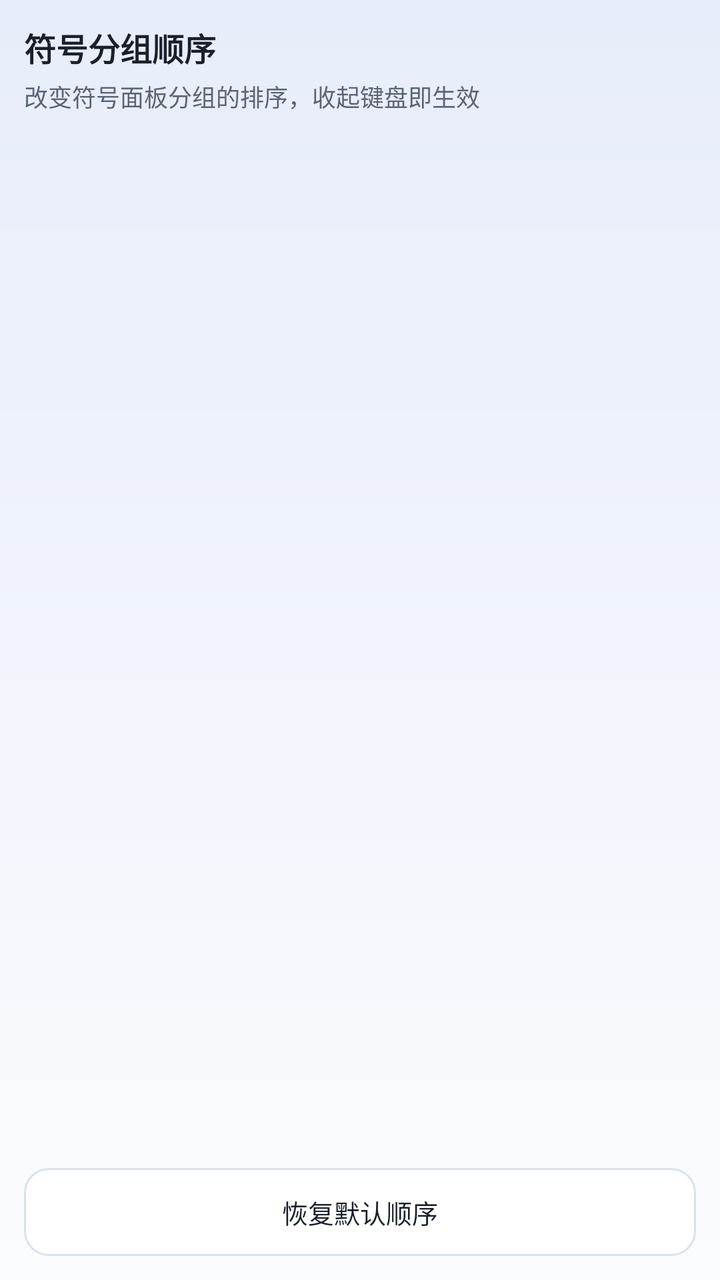
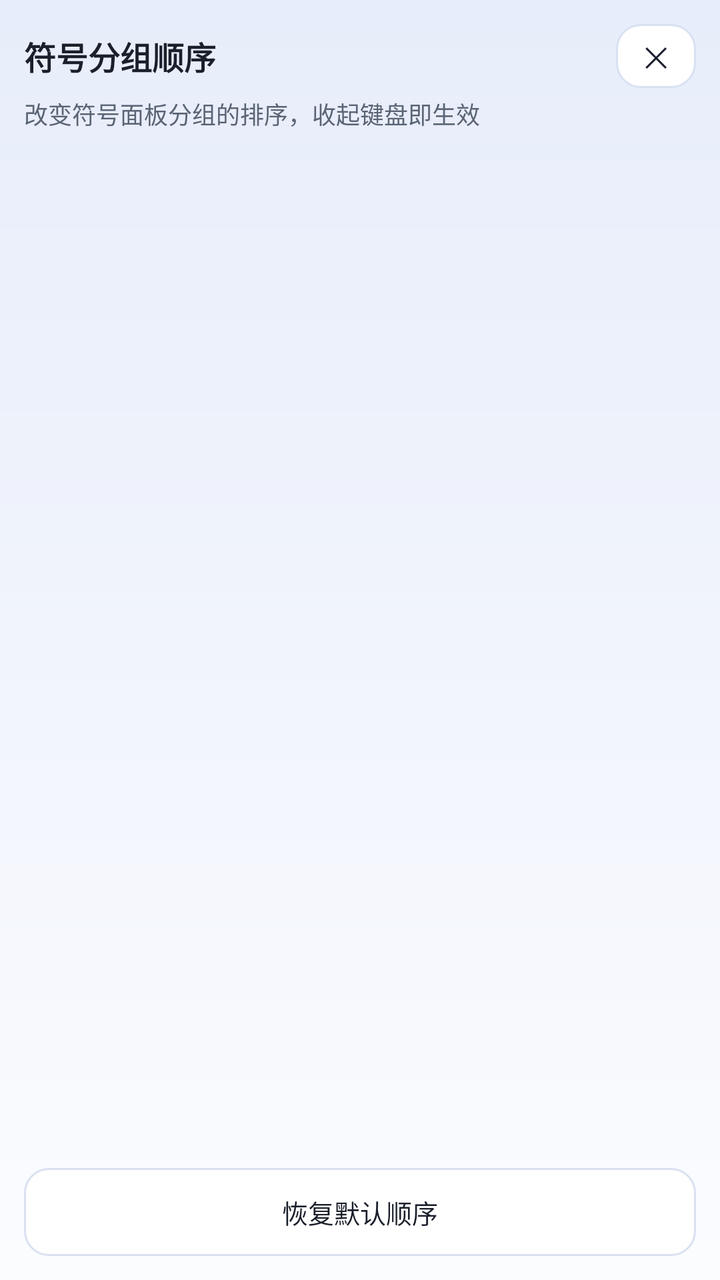

The first picture is an Android layout as it rendered before a commit; the second is the same layout after the commit. The layout source and the unified diff follow.
<!-- AndroidManifest.xml: application theme AppTheme -->
<!-- res/layout/activity_symbol_order.xml -->
<?xml version="1.0" encoding="utf-8"?>
<LinearLayout xmlns:android="http://schemas.android.com/apk/res/android"
    android:layout_width="match_parent"
    android:layout_height="match_parent"
    android:background="@drawable/bg_aurora"
    android:fitsSystemWindows="true"
    android:orientation="vertical"
    android:padding="12dp">

    <TextView
        android:layout_width="match_parent"
        android:layout_height="wrap_content"
        android:text="@string/symbol_order_title"
        android:textColor="@color/text_primary"
        android:textSize="16sp"
        android:textStyle="bold" />

    <TextView
        android:layout_width="match_parent"
        android:layout_height="wrap_content"
        android:paddingTop="4dp"
        android:paddingBottom="8dp"
        android:text="@string/symbol_order_desc"
        android:textColor="@color/text_secondary"
        android:textSize="12sp" />

    <ScrollView
        android:layout_width="match_parent"
        android:layout_height="0dp"
        android:layout_weight="1"
        android:overScrollMode="never"
        android:scrollbars="none">

        <LinearLayout
            android:id="@+id/symbol_order_list"
            android:layout_width="match_parent"
            android:layout_height="wrap_content"
            android:baselineAligned="false"
            android:orientation="vertical" />
    </ScrollView>

    <Button
        android:id="@+id/btn_symbol_order_reset"
        style="@style/SettingsButton"
        android:layout_width="match_parent"
        android:layout_height="44dp"
        android:layout_marginTop="8dp"
        android:text="@string/symbol_order_reset" />
</LinearLayout>
<!-- resources referenced by this layout -->
<resources>
  <color name="text_primary">#1A1F2B</color>
  <color name="text_secondary">#5A6474</color>
  <!-- drawable bg_aurora (drawable) -->
  <?xml version="1.0" encoding="utf-8"?>
  <layer-list xmlns:android="http://schemas.android.com/apk/res/android">
      <item>
          <shape android:shape="rectangle">
              <gradient
                  android:angle="270"
                  android:startColor="@color/aurora_bg_top"
                  android:centerColor="@color/aurora_bg_mid"
                  android:endColor="@color/aurora_bg_bottom" />
          </shape>
      </item>
  </layer-list>
  <string name="symbol_order_desc">改变符号面板分组的排序，收起键盘即生效</string>
  <string name="symbol_order_reset">恢复默认顺序</string>
  <string name="symbol_order_title">符号分组顺序</string>
  <style name="SettingsButton">
          <item name="android:layout_width">match_parent</item>
          <item name="android:layout_height">44dp</item>
          <item name="android:background">@drawable/btn_aurora_secondary</item>
          <item name="android:textColor">@color/text_primary</item>
          <item name="android:textSize">13sp</item>
          <item name="android:gravity">center</item>
      </style>
  <style name="AppTheme" parent="@android:style/Theme.Material.Light.NoActionBar" tools:targetApi="o_mr1">
          <item name="android:colorAccent">@color/accent</item>
          <item name="android:colorBackground">@color/app_bg</item>
          <item name="android:windowBackground">@color/app_bg</item>
          <item name="android:statusBarColor">@color/app_bg</item>
          <item name="android:navigationBarColor">@color/app_bg</item>
          <item name="android:textColorPrimary">@color/text_primary</item>
          <item name="android:textColorSecondary">@color/text_secondary</item>
          <item name="android:textColorHint">@color/text_secondary</item>
          
          <item name="android:windowLightStatusBar">true</item>
          <item name="android:windowLightNavigationBar">true</item>
      </style>
  <color name="aurora_bg_top">#E7EDFA</color>
  <color name="aurora_bg_mid">#F1F4FC</color>
  <color name="aurora_bg_bottom">#FBFCFE</color>
  <!-- drawable btn_aurora_secondary (drawable) -->
  <?xml version="1.0" encoding="utf-8"?>
  <ripple xmlns:android="http://schemas.android.com/apk/res/android"
      android:color="@color/ripple_on_surface">
      <item>
          <shape android:shape="rectangle">
              <solid android:color="@color/btn_secondary_bg" />
              <corners android:radius="12dp" />
              <stroke
                  android:width="1dp"
                  android:color="@color/card_stroke" />
          </shape>
      </item>
  </ripple>
  <color name="accent">#2F6BE0</color>
  <color name="app_bg">#F5F7FB</color>
  <color name="ripple_on_surface">#1A000000</color>
  <color name="btn_secondary_bg">#FFFFFF</color>
  <color name="card_stroke">#D9E1F2</color>
</resources>

<!-- the commit's change to res/layout/activity_symbol_order.xml (unified diff, before → after) -->
@@ -7,13 +7,32 @@
     android:orientation="vertical"
     android:padding="12dp">
 
-    <TextView
+    <LinearLayout
         android:layout_width="match_parent"
         android:layout_height="wrap_content"
-        android:text="@string/symbol_order_title"
-        android:textColor="@color/text_primary"
-        android:textSize="16sp"
-        android:textStyle="bold" />
+        android:gravity="center_vertical"
+        android:orientation="horizontal">
+
+        <TextView
+            android:layout_width="0dp"
+            android:layout_height="wrap_content"
+            android:layout_weight="1"
+            android:text="@string/symbol_order_title"
+            android:textColor="@color/text_primary"
+            android:textSize="16sp"
+            android:textStyle="bold" />
+
+        <Button
+            android:id="@+id/btn_symbol_order_close"
+            style="@style/SettingsButton"
+            android:layout_width="40dp"
+            android:layout_height="32dp"
+            android:minWidth="0dp"
+            android:paddingStart="0dp"
+            android:paddingEnd="0dp"
+            android:text="@string/symbol_order_close"
+            android:textSize="14sp" />
+    </LinearLayout>
 
     <TextView
         android:layout_width="match_parent"
<!-- resource entries referenced after the edit -->
@@ -15,6 +15,7 @@
           </shape>
       </item>
   </layer-list>
+  <string name="symbol_order_close">✕</string>
   <string name="symbol_order_desc">改变符号面板分组的排序，收起键盘即生效</string>
   <string name="symbol_order_reset">恢复默认顺序</string>
   <string name="symbol_order_title">符号分组顺序</string>
